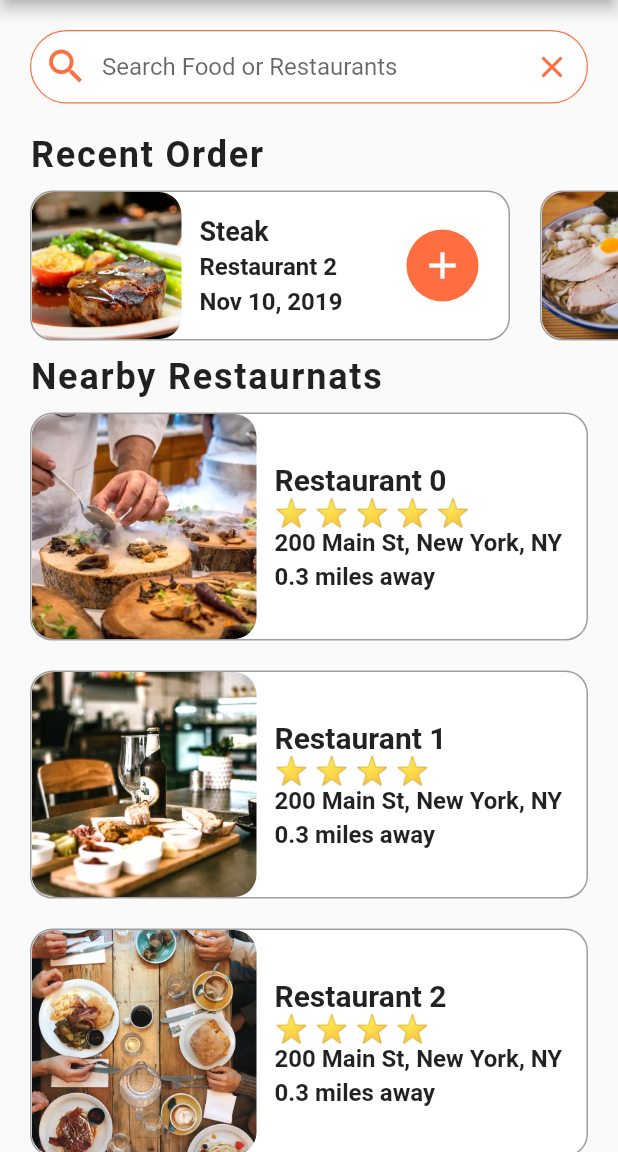
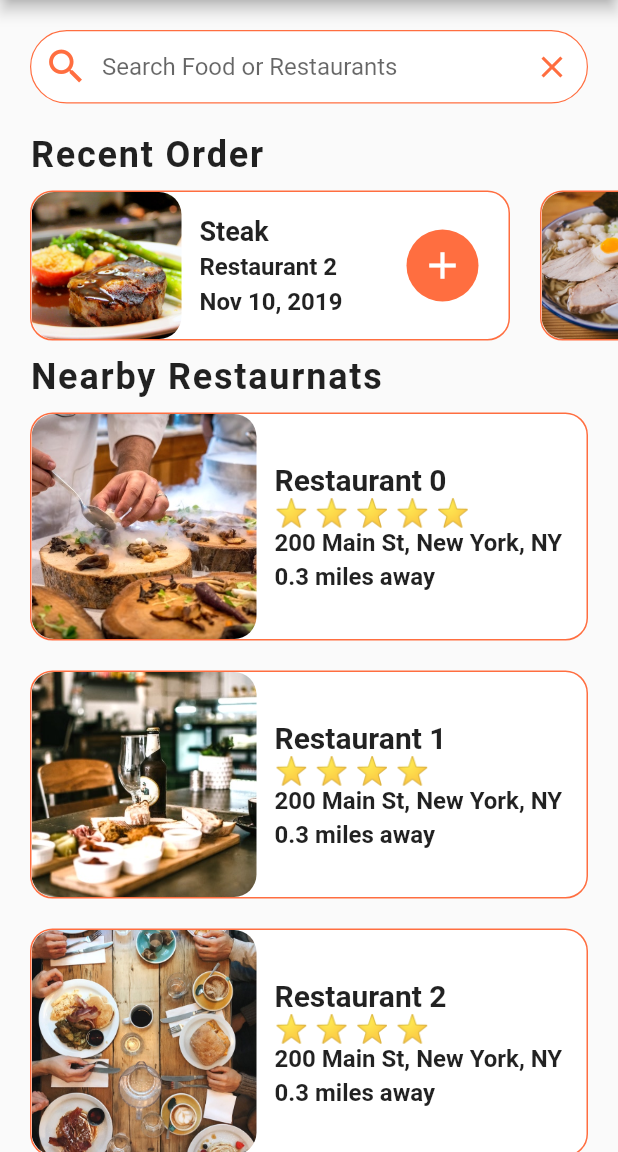
Before and after one commit to offfahad/food-delivery-app-flutter, a Flutter app: the screen it shows after launch, on a phone screen of 412 x 824 dp, the part 84-1236 px from its top. Run offline on Flutter 3.47's test engine with Material 2 defaults, Android fonts, the phone set to English and light mode, and no system bars.

Commit message:
color-changed

```diff
--- a/lib/widgets/nearby_restaurant.dart
+++ b/lib/widgets/nearby_restaurant.dart
@@ -1,3 +1,4 @@
+
 import 'package:flutter/material.dart';
 import 'package:food_delivery/data/data.dart';
 import 'package:food_delivery/models/restaurant.dart';
@@ -19,7 +20,7 @@ class NearbyRestaurant extends StatelessWidget {
           borderRadius: BorderRadius.circular(15.0),
           border: Border.all(
             width: 1.0,
-            color: Colors.grey,
+            color: Colors.deepOrangeAccent,
           ),
         ),
         child: Row(children: [
--- a/lib/widgets/recent_orders.dart
+++ b/lib/widgets/recent_orders.dart
@@ -14,7 +14,7 @@ class RecentOrders extends StatelessWidget {
         borderRadius: BorderRadius.circular(15.0),
         border: Border.all(
           width: 1.0,
-          color: Colors.grey,
+          color: Theme.of(context).primaryColor,
         ),
       ),
       child: Row(
```
